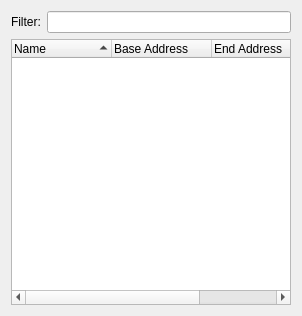
Before: the Qt Designer form src/moduleswidget.ui in RudjiGames/MTuner, drawn with Qt 5.
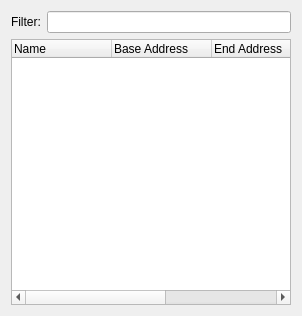
After: the same form once the commit is applied.

Diff of the .ui file:
```diff
--- a/src/moduleswidget.ui
+++ b/src/moduleswidget.ui
@@ -40,11 +40,14 @@
      <property name="editTriggers">
       <set>QAbstractItemView::NoEditTriggers</set>
      </property>
-     <property name="sortingEnabled">
-      <bool>true</bool>
+     <property name="showDropIndicator" stdset="0">
+      <bool>false</bool>
+     </property>
+     <property name="selectionMode">
+      <enum>QAbstractItemView::SingleSelection</enum>
      </property>
      <property name="columnCount">
-      <number>4</number>
+      <number>5</number>
      </property>
      <column>
       <property name="text">
@@ -66,6 +69,11 @@
        <string>Size</string>
       </property>
      </column>
+     <column>
+      <property name="text">
+       <string>Path</string>
+      </property>
+     </column>
     </widget>
    </item>
   </layout>
```
